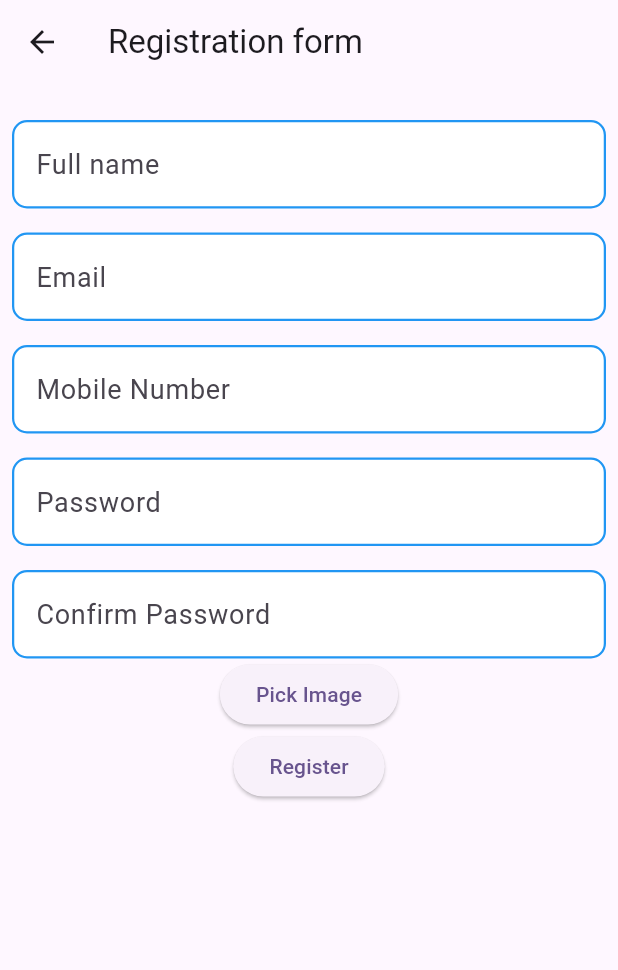
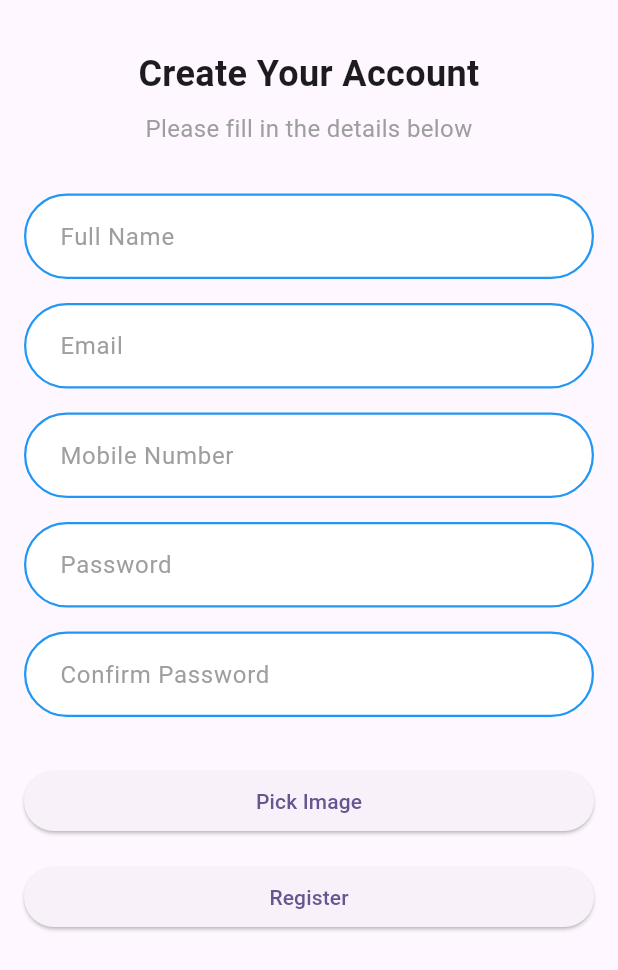
Before and after one commit to Sangramdeve/interview, a Flutter app: the screen it shows after launch, after a tap on "Create a new account", on a phone screen of 412 x 824 dp. Shown: the top 970 px of the screen. Run offline on Flutter 3.47's test engine with Material 3 defaults, Android fonts, the phone set to English and light mode, and no system bars; our stand-ins replace image_picker; network calls fail.

Commit message:
updated ui

```diff
--- a/lib/ui/coures_screen/course_screen.dart
+++ b/lib/ui/coures_screen/course_screen.dart
@@ -33,9 +33,6 @@ final ApiRepositories apiRepositories = ApiRepositories();
                     ),
                     title: Text(course.courseName),
                     subtitle: Text('Duration: ${course.courseDuration} days, Fee: ${course.courseFee}'),
-                    onTap: () {
-                      // Optionally handle tap on each course
-                    },
                   );
                 },
               );
--- a/lib/ui/login_screen/login_screen.dart
+++ b/lib/ui/login_screen/login_screen.dart
@@ -1,26 +1,26 @@
-
 import 'package:flutter/material.dart';
 import 'package:login/repositories/api_repositories.dart';
 import 'package:login/ui/widgets/form_field.dart';
 
 import '../../route/routes_name.dart';
+import '../widgets/custom_button.dart';
 
 class LoginScreen extends StatelessWidget {
   LoginScreen({super.key});
+
   final GlobalKey<FormState> formKey = GlobalKey<FormState>();
   final TextEditingController emailController = TextEditingController();
   final TextEditingController passwordController = TextEditingController();
   final ApiRepositories apiRepositories = ApiRepositories();
 
-  void submitForm() async{
+  void submitForm() async {
     if (formKey.currentState!.validate()) {
       // Form is valid, proceed with submission
-      Map<String,dynamic> credentials  = {
-        'email' : emailController.text,
+      Map<String, dynamic> credentials = {
+        'email': emailController.text,
         'password': passwordController.text,
       };
-      final responce =
-          await apiRepositories.loginUser(credentials);
+      final responce = await apiRepositories.loginUser(credentials);
       print(responce);
     } else {
       print("Form is invalid. Please correct the errors.");
@@ -34,21 +34,38 @@ class LoginScreen extends StatelessWidget {
         title: const Text('Login'),
       ),
       body: SafeArea(
-        top: true,
-        child: Padding(
-          padding: const EdgeInsets.all(8.0),
+        child: Center(
+          child: SingleChildScrollView(
+            padding: const EdgeInsets.symmetric(horizontal: 16.0),
             child: Form(
               key: formKey,
               child: Column(
+                crossAxisAlignment: CrossAxisAlignment.stretch,
                 children: [
-              const SizedBox(height: 16.0),
+                  const SizedBox(height: 32.0),
+                  const Text(
+                    'Welcome Back!',
+                    style: TextStyle(
+                      fontSize: 24,
+                      fontWeight: FontWeight.bold,
+                    ),
+                    textAlign: TextAlign.center,
+                  ),
+                  const SizedBox(height: 8.0),
+                  const Text(
+                    'Please login to your account',
+                    style: TextStyle(fontSize: 16, color: Colors.grey),
+                    textAlign: TextAlign.center,
+                  ),
+                  const SizedBox(height: 32.0),
                   TextFieldWidget(
                     nameController: emailController,
                     hintTextMessage: 'Email',
                     validator: (value) {
                       if (value == null || value.isEmpty) {
                         return 'Email is required';
-                  } else if (!RegExp(r'^[^@]+@[^@]+\.[^@]+').hasMatch(value)) {
+                      } else if (!RegExp(r'^[^@]+@[^@]+\.[^@]+')
+                          .hasMatch(value)) {
                         return 'Enter a valid email address';
                       }
                       return null;
@@ -57,31 +74,44 @@ class LoginScreen extends StatelessWidget {
                   const SizedBox(height: 16.0),
                   TextFieldWidget(
                     nameController: passwordController,
-                hintTextMessage: 'password',
+                    hintTextMessage: 'Password',
+                    validator: (value) {
+                      if (value == null || value.isEmpty) {
+                        return 'Password is required';
+                      } else if (value.length < 6) {
+                        return 'Password must be at least 6 characters long';
+                      }
+                      return null;
+                    },
                   ),
-              const SizedBox(height: 16.0),
+                  const SizedBox(height: 32.0),
                   ElevatedButton(
-                onPressed: () async{
+                    onPressed: () async {
                       submitForm();
                     },
                     child: const Text('Login'),
                   ),
-              ElevatedButton(
-                onPressed: () async{
+                  const SizedBox(height: 8.0),
+                  TextButton(
+                    onPressed: () async {
                       Navigator.pushNamed(context, routeName.signupScreen);
                     },
                     child: const Text('Create a new account'),
                   ),
-              ElevatedButton(
-                onPressed: () async{
+                  const Divider(height: 32.0),
+                  CustomButtons(
+                    text: 'Jump to List Screen',
+                    onTap: () {
                       Navigator.pushNamed(context, routeName.courseScreen);
                     },
-                child: const Text('jump to List Screen'),
-              )
+                  ),
                 ],
-          )),
+              ),
+            ),
+          ),
         ),
       ),
     );
   }
+
 }
--- a/lib/ui/signup_screen/signup_screen.dart
+++ b/lib/ui/signup_screen/signup_screen.dart
@@ -45,22 +45,30 @@ class _SignupScreenState extends State<SignupScreen> {
   @override
   Widget build(BuildContext context) {
     return Scaffold(
-      appBar: AppBar(
-        title: const Text('Registration form'),
-      ),
       body: SafeArea(
-        top: true,
         child: SingleChildScrollView(
-          child: Padding(
-            padding: const EdgeInsets.all(8.0),
-            child: Form(
-              key: formKey,
-                child: Column(
+          padding: const EdgeInsets.symmetric(horizontal: 16.0),
+          child: Form(
+            key: formKey,
+            child: Column(
+              crossAxisAlignment: CrossAxisAlignment.stretch,
               children: [
-                const SizedBox(height: 16.0),
+                const SizedBox(height: 32.0),
+                const Text(
+                  'Create Your Account',
+                  style: TextStyle(fontSize: 24, fontWeight: FontWeight.bold),
+                  textAlign: TextAlign.center,
+                ),
+                const SizedBox(height: 8.0),
+                const Text(
+                  'Please fill in the details below',
+                  style: TextStyle(fontSize: 16, color: Colors.grey),
+                  textAlign: TextAlign.center,
+                ),
+                const SizedBox(height: 32.0),
                 TextFieldWidget(
                   nameController: nameController,
-                  hintTextMessage: 'Full name',
+                  hintTextMessage: 'Full Name',
                   validator: (value) {
                     if (value == null || value.isEmpty) {
                       return 'Full name is required';
@@ -98,6 +106,7 @@ class _SignupScreenState extends State<SignupScreen> {
                 TextFieldWidget(
                   nameController: passwordController,
                   hintTextMessage: 'Password',
+
                   validator: (value) {
                     if (value == null || value.length < 6) {
                       return 'Password must be at least 6 characters long';
@@ -116,29 +125,33 @@ class _SignupScreenState extends State<SignupScreen> {
                     return null;
                   },
                 ),
+                const SizedBox(height: 32.0),
                 ElevatedButton(
                   onPressed: () async {
                     final pickedFile =
-                        await picker.pickImage(source: ImageSource.gallery);
+                    await picker.pickImage(source: ImageSource.gallery);
                     if (pickedFile != null) {
                       setState(() {
                         image = File(pickedFile.path);
                       });
                     }
                   },
-                  child: Text('Pick Image'),
+                  child: const Text('Pick Image'),
                 ),
+                const SizedBox(height: 16.0),
                 ElevatedButton(
                   onPressed: () async {
                     submitForm();
                   },
                   child: const Text('Register'),
-                )
+                ),
+                const SizedBox(height: 32.0),
               ],
-            )),
+            ),
           ),
         ),
       ),
     );
   }
+
 }
--- /dev/null
+++ b/lib/ui/widgets/custom_button.dart
@@ -0,0 +1,46 @@
+import 'package:flutter/material.dart';
+
+class CustomButtons extends StatelessWidget {
+
+  final String text;
+  final VoidCallback onTap;
+
+  const CustomButtons({
+
+    super.key,
+    required this.text,
+    required this.onTap,
+  });
+
+
+
+  @override
+  Widget build(BuildContext context) {
+    return Padding(
+      padding: const EdgeInsets.all(10),
+      child: TextButton(
+        style: TextButton.styleFrom(
+            minimumSize: const Size(double.infinity, 50),
+            backgroundColor: Colors.blue,
+            shape: RoundedRectangleBorder(
+              borderRadius: BorderRadius.circular(8),
+              side: BorderSide(color: Colors.grey.shade300),
+            )
+        ),
+        onPressed: onTap,
+        child: Row(
+          mainAxisAlignment: MainAxisAlignment.center, // Center content horizontally
+          children: [
+            Text(
+              text,
+              style: const TextStyle(
+                color: Colors.black,
+                fontSize: 18, // Decreased text size
+              ),
+            ),
+          ],
+        ),
+      ),
+    );
+  }
+}
--- a/lib/ui/widgets/form_field.dart
+++ b/lib/ui/widgets/form_field.dart
@@ -6,11 +6,13 @@ class TextFieldWidget extends StatelessWidget {
     required this.nameController,
     required this.hintTextMessage,
     this.validator,
+    this.prefixIcon,
   });
 
   final TextEditingController nameController;
   final String hintTextMessage;
   final String? Function(String?)? validator;
+  final Widget? prefixIcon; // Optional prefix icon
 
   @override
   Widget build(BuildContext context) {
@@ -18,21 +20,26 @@ class TextFieldWidget extends StatelessWidget {
       controller: nameController,
       decoration: InputDecoration(
         hintText: hintTextMessage,
+        hintStyle: const TextStyle(
+          color: Colors.grey,
+          fontSize: 16.0,
+        ),
+        prefixIcon: prefixIcon,
         border: OutlineInputBorder(
-          borderRadius: BorderRadius.circular(10.0),
+          borderRadius: BorderRadius.circular(30.0),
           borderSide: const BorderSide(
             color: Colors.blue,
           ),
         ),
         enabledBorder: OutlineInputBorder(
-          borderRadius: BorderRadius.circular(10.0),
+          borderRadius: BorderRadius.circular(30.0),
           borderSide: const BorderSide(
             color: Colors.blue,
             width: 1.5,
           ),
         ),
         focusedBorder: OutlineInputBorder(
-          borderRadius: BorderRadius.circular(10.0),
+          borderRadius: BorderRadius.circular(30.0),
           borderSide: const BorderSide(
             color: Colors.blueAccent,
             width: 2.0,
@@ -40,6 +47,8 @@ class TextFieldWidget extends StatelessWidget {
         ),
         filled: true,
         fillColor: Colors.white,
+        contentPadding: const EdgeInsets.symmetric(
+            vertical: 15.0, horizontal: 20.0),
       ),
       style: const TextStyle(
         fontSize: 18,
```
Lines whose indentation alone changed are shown as unchanged.
